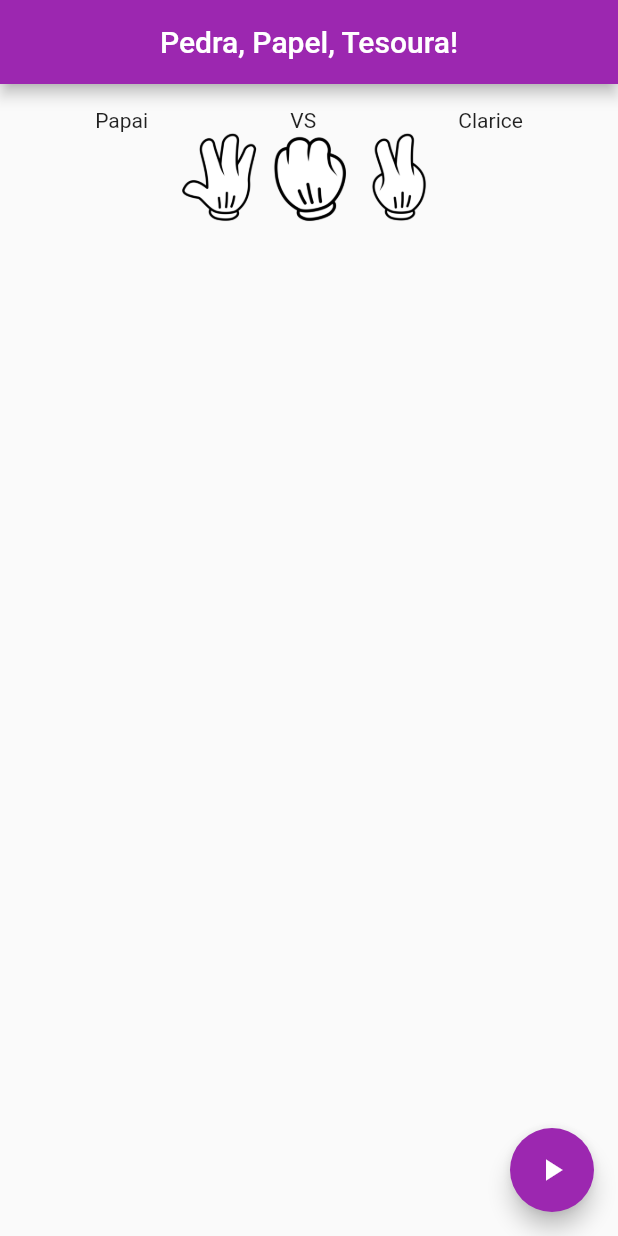
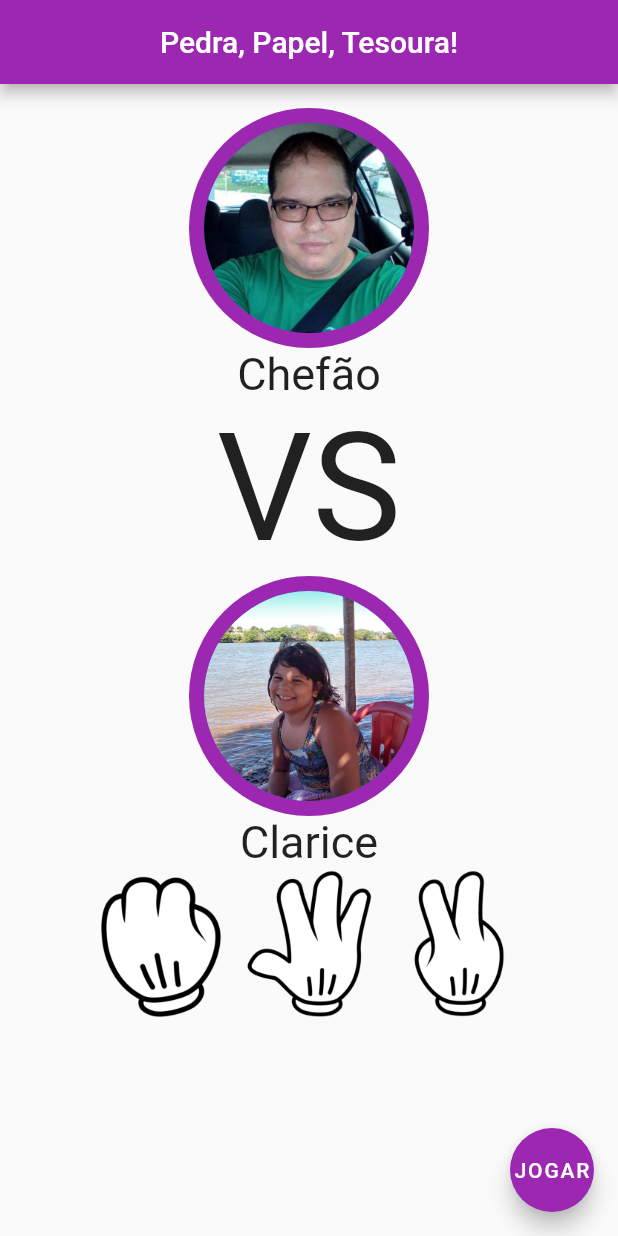
Before and after one commit to ClebertJR/pedra-papel-tesoura-flutter-app, a Flutter app: the screen it shows after launch, on a phone screen of 412 x 824 dp. Run offline on Flutter 3.47's test engine with Material 2 defaults, Android fonts, the phone set to English and light mode, and no system bars.

Commit message:
Melhorando elementos de interface do usuário

```diff
--- a/lib/home.dart
+++ b/lib/home.dart
@@ -24,35 +24,64 @@ class _MyHomePageState extends State<MyHomePage> {
             mainAxisAlignment: MainAxisAlignment.start,
             crossAxisAlignment: CrossAxisAlignment.center,
             children: [
-              Row(
-                  mainAxisAlignment: MainAxisAlignment.spaceAround,
-                  crossAxisAlignment: CrossAxisAlignment.center,
-                  children: const [Text("Papai"), Text("VS"), Text("Clarice")]),
+              const CircleAvatar(
+                backgroundColor: Colors.purple,
+                radius: 80,
+                child: CircleAvatar(
+                  backgroundImage: AssetImage('assets/images/papai.jpeg'),
+                  radius: 70,
+                ),
+              ),
+              const Text(
+                "Chefão",
+                style: TextStyle(
+                  fontSize: 30,
+                ),
+              ),
+              const Text(
+                "VS",
+                style: TextStyle(fontSize: 100),
+              ),
+              const CircleAvatar(
+                backgroundColor: Colors.purple,
+                radius: 80,
+                child: CircleAvatar(
+                  backgroundImage: AssetImage('assets/images/clarice.jpeg'),
+                  radius: 70,
+                ),
+              ),
+              const Text(
+                "Clarice",
+                style: TextStyle(fontSize: 30),
+              ),
               Row(
                 mainAxisAlignment: MainAxisAlignment.center,
                 crossAxisAlignment: CrossAxisAlignment.center,
                 children: [
                   GestureDetector(
+                    onTap: (() {print("pedra");}),
+                    child: const Image(
+                      image: AssetImage('assets/images/pedra.png'),
+                      width: 100,
+                      height: 100,
+                    ),
+                  ),
+                  GestureDetector(
+                    onTap: (() {print("papel");}),
                     child: const Image(
                       image: AssetImage(
                         'assets/images/papel.png',
                       ),
-                      width: 60,
-                      height: 60,
+                      width: 100,
+                      height: 100,
                     ),
                   ),
                   GestureDetector(
-                    child: const Image(
-                      image: AssetImage('assets/images/pedra.png'),
-                      width: 60,
-                      height: 60,
-                    ),
-                  ),
-                  GestureDetector(
+                    onTap: (() {print("tesoura");}),
                     child: const Image(
                       image: AssetImage('assets/images/tesoura.png'),
-                      width: 60,
-                      height: 60,
+                      width: 100,
+                      height: 100,
                     ),
                   ),
                 ],
@@ -60,9 +89,9 @@ class _MyHomePageState extends State<MyHomePage> {
             ],
           )),
       floatingActionButton: FloatingActionButton(
-          onPressed: () {},
+          onPressed: () {print("jogou");},
           backgroundColor: Colors.purple,
-          child: const Icon(Icons.play_arrow)),
+          child: const Text("JOGAR")),
     );
   }
 }
--- a/pubspec.yaml
+++ b/pubspec.yaml
@@ -62,6 +62,8 @@ flutter:
     - assets/images/papel.png
     - assets/images/pedra.png
     - assets/images/tesoura.png
+    - assets/images/clarice.jpeg
+    - assets/images/papai.jpeg
 
   # An image asset can refer to one or more resolution-specific "variants", see
   # https://flutter.dev/assets-and-images/#resolution-aware
```
Also changed, not shown: assets/images/clarice.jpeg (added), assets/images/papai.jpeg (added).
